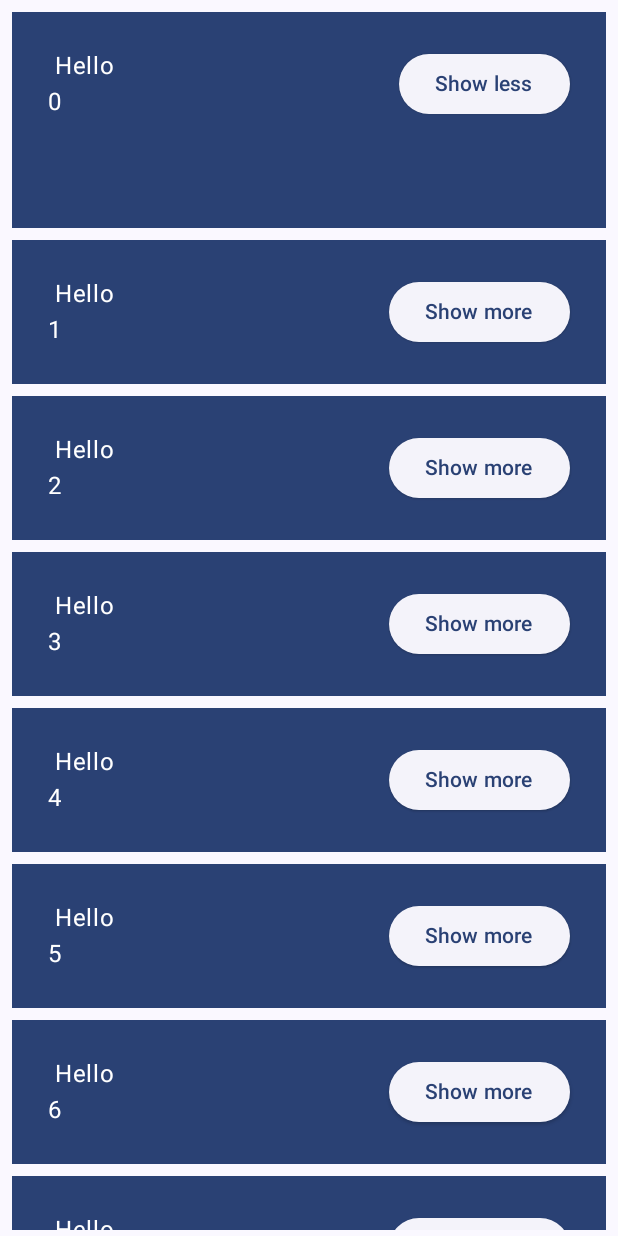
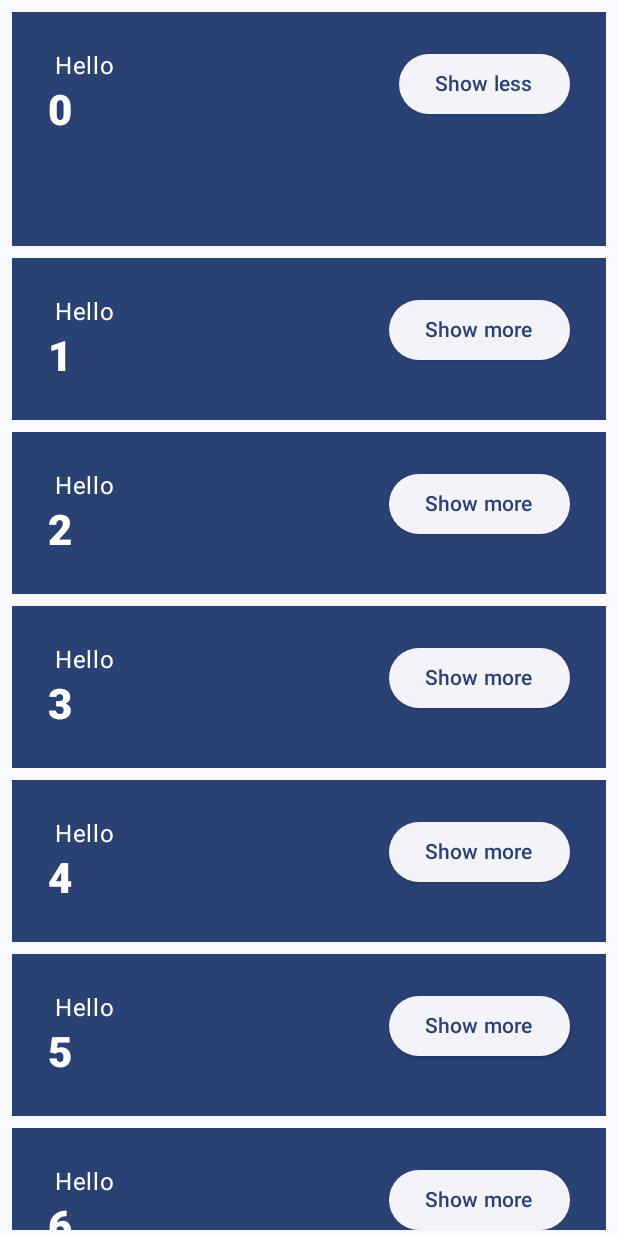
Before and after one commit to Hide109/practice-jetpac-compose, an Android app built with Jetpack Compose: the screen it shows after launch (MainActivity), after a tap on "Show more", on a phone screen of 412 x 824 dp. Run offline under Robolectric (Android 15) with nearby library versions, the phone set to English and light mode, and no system bars; 1 other tap on this screen came first.

```diff
--- a/app/src/main/java/com/example/basiccodelab/MainActivity.kt
+++ b/app/src/main/java/com/example/basiccodelab/MainActivity.kt
@@ -33,7 +33,9 @@ import androidx.compose.foundation.lazy.items
 import androidx.compose.runtime.saveable.rememberSaveable
 import androidx.compose.animation.core.animateDpAsState
 import androidx.compose.animation.core.spring
+import androidx.compose.ui.text.font.FontWeight
 import androidx.compose.ui.unit.coerceAtLeast
+import android.content.res.Configuration.UI_MODE_NIGHT_YES
 
 class MainActivity : ComponentActivity() {
     override fun onCreate(savedInstanceState: Bundle?) {
@@ -123,7 +125,12 @@ private fun Greeting(name: String, modifier: Modifier = Modifier) {
                 .padding(bottom = extraPadding.coerceAtLeast(0.dp))
             ) {
                 Text(text = " Hello ")
-                Text(text = name)
+                Text(
+                    text = name,
+                    style = MaterialTheme.typography.headlineMedium.copy(
+                        fontWeight = FontWeight.ExtraBold
+                    )
+                )
             }
             ElevatedButton(
                 onClick = { expanded = !expanded }
```
